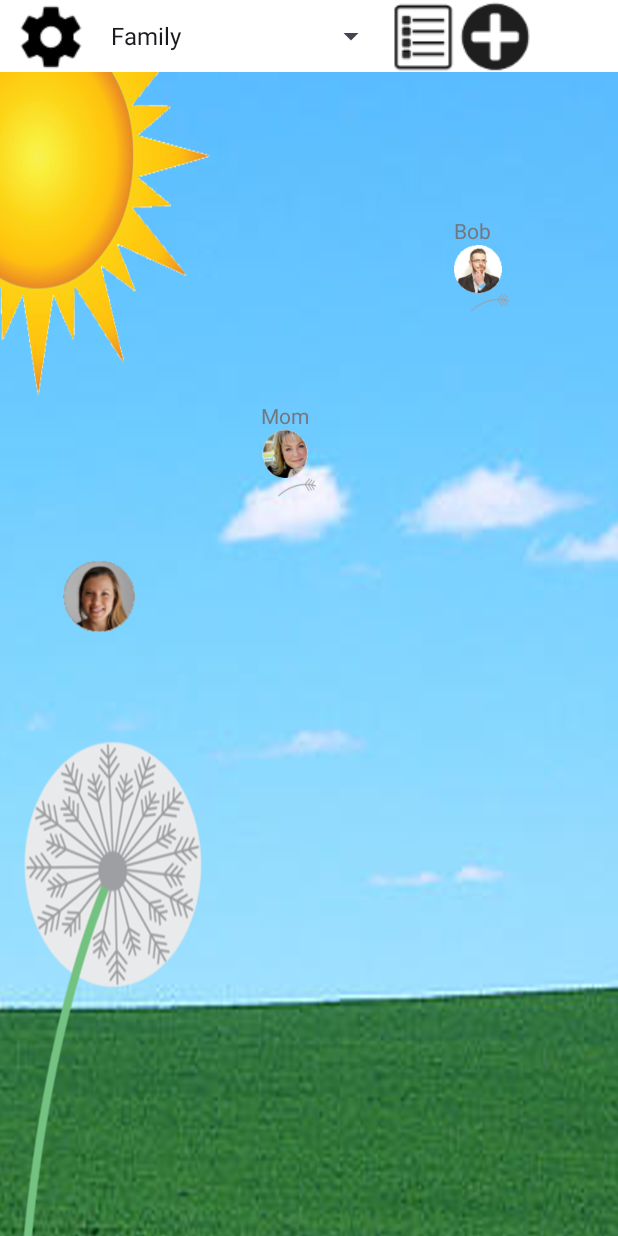
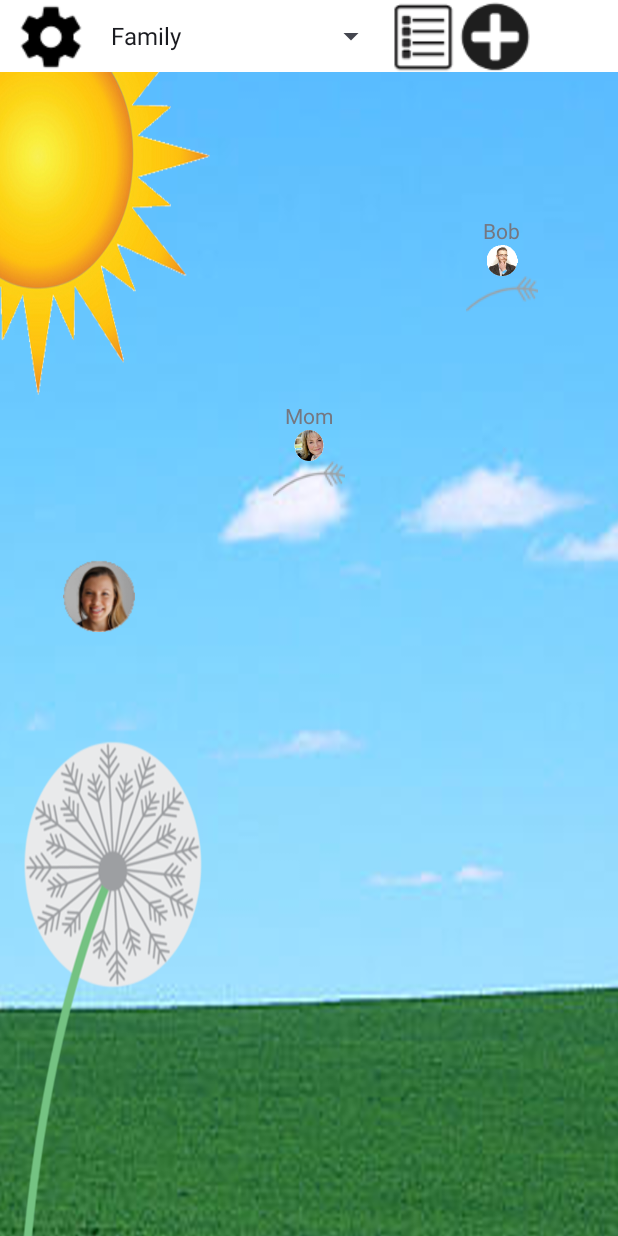
Before and after one commit to csjacob2/cs465-F2015, an Android app: the screen it shows after launch (MainActivity), on a phone screen of 412 x 824 dp. Run offline under Robolectric (Android 15) with nearby library versions, the phone set to English and light mode, and no system bars.

Commit message:
Create clickable "seed" views that can be placed in predefined positions

```diff
--- a/CS465Messager/app/src/main/java/com/messager/og2/cs465/cs465messager/MainActivity.java
+++ b/CS465Messager/app/src/main/java/com/messager/og2/cs465/cs465messager/MainActivity.java
@@ -1,14 +1,19 @@
 package com.messager.og2.cs465.cs465messager;
 
 import android.app.Activity;
+import android.content.Context;
 import android.content.Intent;
 import android.os.Bundle;
+import android.view.LayoutInflater;
 import android.view.Menu;
 import android.view.MenuItem;
 import android.view.View;
 import android.widget.ArrayAdapter;
+import android.widget.ImageView;
+import android.widget.LinearLayout;
 import android.widget.RelativeLayout;
 import android.widget.Spinner;
+import android.widget.TextView;
 
 import java.util.Arrays;
 import java.util.LinkedList;
@@ -35,9 +40,44 @@ public class MainActivity extends Activity {
     protected void onCreate(Bundle savedInstanceState) {
         super.onCreate(savedInstanceState);
         setContentView(R.layout.activity_main);
+
         mainLayout = (RelativeLayout)this.findViewById(R.id.content_layout);
         spinner = (Spinner)this.findViewById(R.id.group_spinner);
         spinner.setAdapter(new ArrayAdapter(this, android.R.layout.simple_list_item_1, spinnerList));
+
+        // There are a few hardcoded places in activity_main.xml where seeds may appear.
+        addSeed(R.id.bob, contacts.get(0));
+        addSeed(R.id.mom, contacts.get(1));
+    }
+
+    private void addSeed(int layoutId, final Person person)
+    {
+        LayoutInflater inflater = (LayoutInflater)getSystemService(Context.LAYOUT_INFLATER_SERVICE);
+        LinearLayout layout = (LinearLayout)findViewById(layoutId);
+        View seed = inflater.inflate(R.layout.seed, null);
+
+        ((TextView)seed.findViewById(R.id.name)).setText(person.name);
+        ((ImageView)seed.findViewById(R.id.image)).setImageResource(person.image);
+
+        seed.setOnClickListener(new View.OnClickListener() {
+            @Override
+            public void onClick(View view) {
+                Intent intent = new Intent(MainActivity.this, ConversationActivity.class);
+                intent.putExtra("CONVERSATION_IDX", contacts.indexOf(person));
+                startActivity(intent);
+            }
+        });
+
+        // TODO
+        seed.setOnLongClickListener(new View.OnLongClickListener() {
+            @Override
+            public boolean onLongClick(View view) {
+                System.out.println("Long clicked on " + person.name);
+                return true;
+            }
+        });
+
+        layout.addView(seed);
     }
 
     public void clickcheck(View v) {
--- a/CS465Messager/app/src/main/res/layout/activity_main.xml
+++ b/CS465Messager/app/src/main/res/layout/activity_main.xml
@@ -16,48 +16,22 @@
         android:layout_width="64dp"
         android:layout_height="64dp"
         android:layout_marginEnd="45dp"
-        android:id="@+id/relativeLayout"
+        android:id="@+id/bob"
         android:orientation="vertical"
         android:layout_marginTop="96dp"
         android:layout_below="@+id/linearLayout"
         android:layout_alignParentEnd="true">
-        <TextView
-            android:layout_width="wrap_content"
-            android:layout_height="wrap_content"
-            android:text="Bob"
-            />
-        <Button
-            android:layout_width="32dp"
-            android:layout_height="32dp"
-            android:background="@drawable/ppc2" />
-        <ImageView
-            android:layout_width="48dp"
-            android:layout_height="wrap_content"
-            android:src="@drawable/seed"
-            />
+
     </LinearLayout>
 
     <LinearLayout
         android:layout_width="64dp"
         android:layout_height="64dp"
-        android:id="@+id/relativeLayout3"
+        android:id="@+id/mom"
         android:orientation="vertical"
         android:layout_below="@+id/linearLayout2"
         android:layout_centerHorizontal="true">
-        <TextView
-            android:layout_width="wrap_content"
-            android:layout_height="wrap_content"
-            android:text="Mom"
-            />
-        <Button
-            android:layout_width="32dp"
-            android:layout_height="32dp"
-            android:background="@drawable/ppc3" />
-        <ImageView
-            android:layout_width="48dp"
-            android:layout_height="wrap_content"
-            android:src="@drawable/seed"
-            />
+
     </LinearLayout>
 
     <LinearLayout
@@ -94,7 +68,7 @@
         android:layout_height="wrap_content"
         android:orientation="vertical"
         android:layout_marginLeft="20dp"
-        android:layout_below="@+id/relativeLayout"
+        android:layout_below="@+id/bob"
         android:layout_marginTop="59dp"
         android:id="@+id/linearLayout2"></LinearLayout>
 
@@ -105,7 +79,7 @@
         android:id="@+id/button"
         android:layout_marginStart="22dp"
         android:layout_marginTop="42dp"
-        android:layout_below="@+id/relativeLayout3"
+        android:layout_below="@+id/mom"
         android:layout_toEndOf="@+id/linearLayout2" />
 
 </RelativeLayout>
--- /dev/null
+++ b/CS465Messager/app/src/main/res/layout/seed.xml
@@ -0,0 +1,25 @@
+<?xml version="1.0" encoding="utf-8"?>
+<LinearLayout xmlns:android="http://schemas.android.com/apk/res/android"
+    android:orientation="vertical"
+    android:layout_width="wrap_content"
+    android:layout_height="wrap_content"
+    android:layout_gravity="center_horizontal|center_vertical"
+    android:gravity="center_horizontal|center_vertical">
+
+    <TextView
+        android:id="@+id/name"
+        android:layout_width="wrap_content"
+        android:layout_height="wrap_content" />
+
+    <ImageView
+        android:id="@+id/image"
+        android:layout_width="wrap_content"
+        android:layout_height="wrap_content"
+        android:layout_weight="1" />
+
+    <ImageView
+        android:id="@+id/seedImage"
+        android:layout_width="wrap_content"
+        android:layout_height="wrap_content"
+        android:src="@drawable/seed" />
+</LinearLayout>
```
